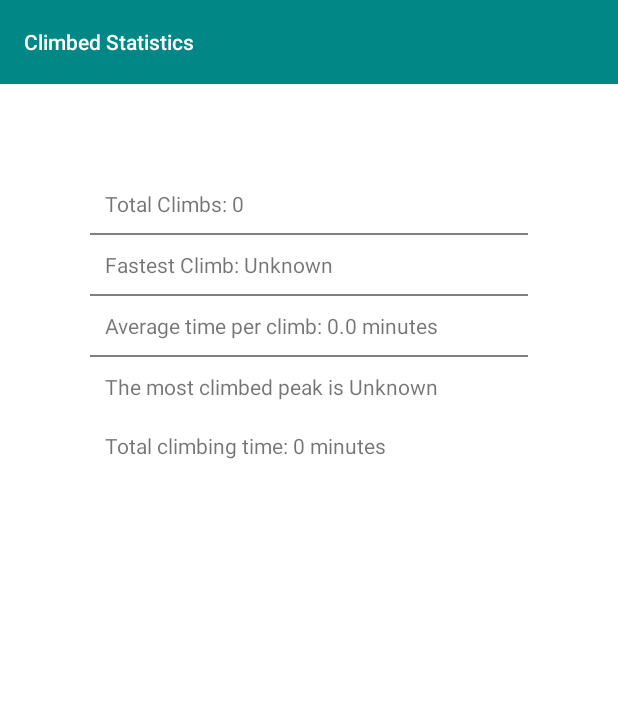
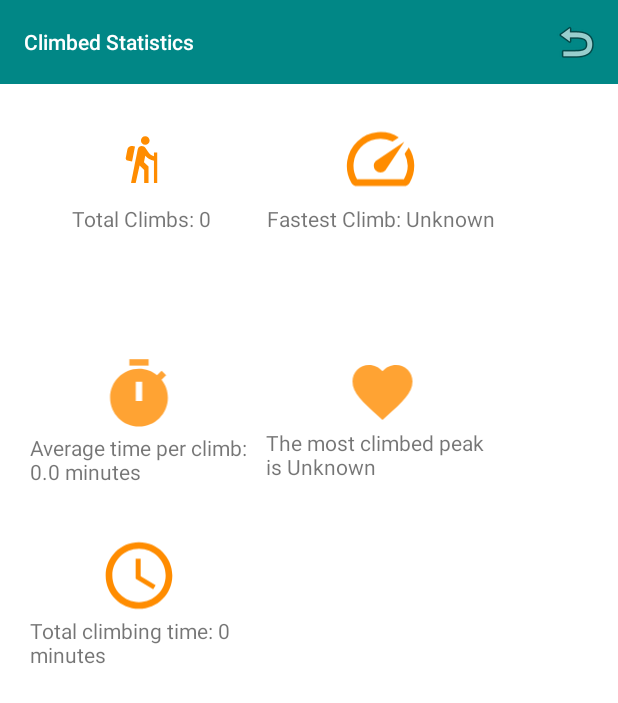
Before and after one commit to Nile-O/TrekIt, an Android app: the StatsActivity screen opened directly, with no data from a screen before it, on a phone screen of 412 x 824 dp. Shown: the top 703 px of the screen. Run offline under Robolectric (Android 15) with nearby library versions, the phone set to English and light mode, and no system bars.

Commit message:
Improved stats page design and added menu back button.

```diff
--- a/app/src/main/java/ie/wit/trekit/activities/StatsActivity.kt
+++ b/app/src/main/java/ie/wit/trekit/activities/StatsActivity.kt
@@ -1,6 +1,8 @@
 package ie.wit.trekit.activities
 
 import android.os.Bundle
+import android.view.Menu
+import android.view.MenuItem
 import android.widget.TextView
 import androidx.appcompat.app.AppCompatActivity
 import androidx.recyclerview.widget.LinearLayoutManager
@@ -39,9 +41,19 @@ class StatsActivity : AppCompatActivity() {
         averageTimeTextView.text = "Average time per climb: $averageTime minutes"
         mostClimbedTextView.text = "The most climbed peak is $mostClimbed"
 
+    }
 
+    override fun onCreateOptionsMenu(menu: Menu): Boolean {
+        menuInflater.inflate(R.menu.menu_favourite_list, menu)
+        return super.onCreateOptionsMenu(menu)
+    }
 
-
-
+    override fun onOptionsItemSelected(item: MenuItem): Boolean {
+        when (item.itemId) {
+            R.id.item_cancel -> {
+                finish()
+            }
+        }
+        return super.onOptionsItemSelected(item)
     }
 }
--- /dev/null
+++ b/app/src/main/res/drawable-anydpi/fast.xml
@@ -0,0 +1,14 @@
+<vector xmlns:android="http://schemas.android.com/apk/res/android"
+    android:width="24dp"
+    android:height="24dp"
+    android:viewportWidth="24"
+    android:viewportHeight="24"
+    android:tint="#FF8C00"
+    android:alpha="0.8">
+  <path
+      android:fillColor="@android:color/white"
+      android:pathData="M9,1h6v2h-6z"/>
+  <path
+      android:fillColor="@android:color/white"
+      android:pathData="M19.03,7.39l1.42,-1.42c-0.43,-0.51 -0.9,-0.99 -1.41,-1.41l-1.42,1.42C16.07,4.74 14.12,4 12,4c-4.97,0 -9,4.03 -9,9c0,4.97 4.02,9 9,9s9,-4.03 9,-9C21,10.88 20.26,8.93 19.03,7.39zM13,14h-2V8h2V14z"/>
+</vector>
--- /dev/null
+++ b/app/src/main/res/drawable/ic_baseline_access_time_24.xml
@@ -0,0 +1,6 @@
+<vector android:height="24dp" android:tint="#FF8C00"
+    android:viewportHeight="24" android:viewportWidth="24"
+    android:width="24dp" xmlns:android="http://schemas.android.com/apk/res/android">
+    <path android:fillColor="@android:color/white" android:pathData="M11.99,2C6.47,2 2,6.48 2,12s4.47,10 9.99,10C17.52,22 22,17.52 22,12S17.52,2 11.99,2zM12,20c-4.42,0 -8,-3.58 -8,-8s3.58,-8 8,-8 8,3.58 8,8 -3.58,8 -8,8z"/>
+    <path android:fillColor="@android:color/white" android:pathData="M12.5,7H11v6l5.25,3.15 0.75,-1.23 -4.5,-2.67z"/>
+</vector>
--- a/app/src/main/res/layout/activity_stats.xml
+++ b/app/src/main/res/layout/activity_stats.xml
@@ -24,107 +24,113 @@
 
     </com.google.android.material.appbar.AppBarLayout>
 
-    <LinearLayout
-        android:layout_width="match_parent"
-        android:layout_height="wrap_content"
-        android:orientation="vertical"
-        android:padding="60dp"
+    <GridLayout
+        android:layout_width="386dp"
+        android:layout_height="667dp"
+        android:columnCount="2"
+        android:orientation="horizontal"
+        android:padding="16dp"
+        android:rowCount="3"
+        android:useDefaultMargins="true"
         app:layout_behavior="@string/appbar_scrolling_view_behavior">
 
         <LinearLayout
-            android:layout_width="match_parent"
-            android:layout_height="wrap_content"
-            android:gravity="center_vertical"
-            android:padding="10dp">
+            android:layout_width="149dp"
+            android:layout_height="153dp"
+            android:gravity="center_horizontal"
+            android:orientation="vertical">
+
+            <ImageView
+                android:layout_width="60dp"
+                android:layout_height="60dp"
+                android:src="@drawable/ic_hiker_foreground" />
 
             <TextView
                 android:id="@+id/totalClimbs"
-                android:layout_width="0dp"
+                android:layout_width="wrap_content"
                 android:layout_height="wrap_content"
-                android:layout_weight="1"
                 android:text="Total Climbed:" />
 
         </LinearLayout>
 
-        <View
-            android:layout_width="match_parent"
-            android:layout_height="1dp"
-            android:background="@color/gray_500" />
+        <LinearLayout
+            android:layout_width="153dp"
+            android:layout_height="152dp"
+            android:gravity="center_horizontal"
+            android:orientation="vertical">
 
-        <LinearLayout
-            android:layout_width="match_parent"
-            android:layout_height="wrap_content"
-            android:gravity="center_vertical"
-            android:padding="10dp">
-
+            <ImageView
+                android:layout_width="54dp"
+                android:layout_height="60dp"
+                android:src="@drawable/fastest" />
 
             <TextView
                 android:id="@+id/fastestClimb"
-                android:layout_width="0dp"
+                android:layout_width="wrap_content"
                 android:layout_height="wrap_content"
-                android:layout_weight="1"
                 android:text="Fastest Climb: " />
 
         </LinearLayout>
 
-        <View
-            android:layout_width="match_parent"
-            android:layout_height="1dp"
-            android:background="@color/gray_500" />
+        <LinearLayout
+            android:layout_width="145dp"
+            android:layout_height="111dp"
+            android:gravity="center_horizontal"
+            android:orientation="vertical">
 
-        <LinearLayout
-            android:layout_width="match_parent"
-            android:layout_height="wrap_content"
-            android:gravity="center_vertical"
-            android:padding="10dp">
-
+            <ImageView
+                android:layout_width="61dp"
+                android:layout_height="51dp"
+                android:src="@drawable/fast" />
 
             <TextView
                 android:id="@+id/averageTime"
-                android:layout_width="0dp"
+                android:layout_width="wrap_content"
                 android:layout_height="wrap_content"
-                android:layout_weight="1"
                 android:text="Average Time per Climb: " />
 
         </LinearLayout>
 
-        <View
-            android:layout_width="match_parent"
-            android:layout_height="1dp"
-            android:background="@color/gray_500" />
+        <LinearLayout
+            android:layout_width="156dp"
+            android:layout_height="111dp"
+            android:gravity="center_horizontal"
+            android:orientation="vertical">
 
-        <LinearLayout
-            android:layout_width="match_parent"
-            android:layout_height="wrap_content"
-            android:gravity="center_vertical"
-            android:padding="10dp">
-
+            <ImageView
+                android:layout_width="50dp"
+                android:layout_height="48dp"
+                android:src="@drawable/ic_favourite" />
 
             <TextView
                 android:id="@+id/mostClimbed"
-                android:layout_width="0dp"
+                android:layout_width="wrap_content"
                 android:layout_height="wrap_content"
-                android:layout_weight="1"
                 android:text="Most Climbed Peak:" />
 
         </LinearLayout>
 
-               <LinearLayout
-            android:layout_width="match_parent"
-            android:layout_height="wrap_content"
-            android:gravity="center_vertical"
-            android:padding="10dp">
+        <LinearLayout
+            android:layout_width="146dp"
+            android:layout_height="134dp"
+            android:gravity="center_horizontal"
+            android:orientation="vertical">
 
+            <ImageView
+                android:layout_width="53dp"
+                android:layout_height="54dp"
+                android:src="@drawable/ic_baseline_access_time_24" />
 
             <TextView
                 android:id="@+id/totalTime"
-                android:layout_width="0dp"
+                android:layout_width="wrap_content"
                 android:layout_height="wrap_content"
-                android:layout_weight="1"
                 android:text="Total Time Spent Climbing:" />
 
         </LinearLayout>
-    </LinearLayout>
+
+
+    </GridLayout>
 
 
 </androidx.coordinatorlayout.widget.CoordinatorLayout>
```
Also changed, not shown: app/src/main/res/drawable-hdpi/fast.png (added), app/src/main/res/drawable-mdpi/fast.png (added), app/src/main/res/drawable-xhdpi/fast.png (added), app/src/main/res/drawable-xxhdpi/fast.png (added).
